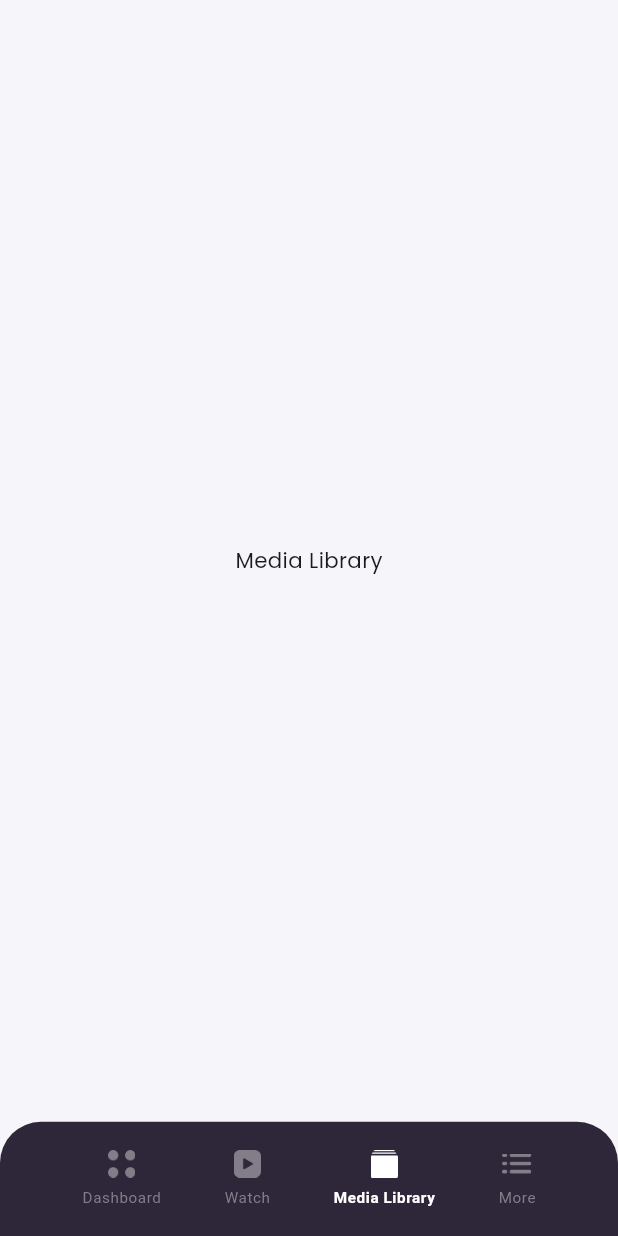
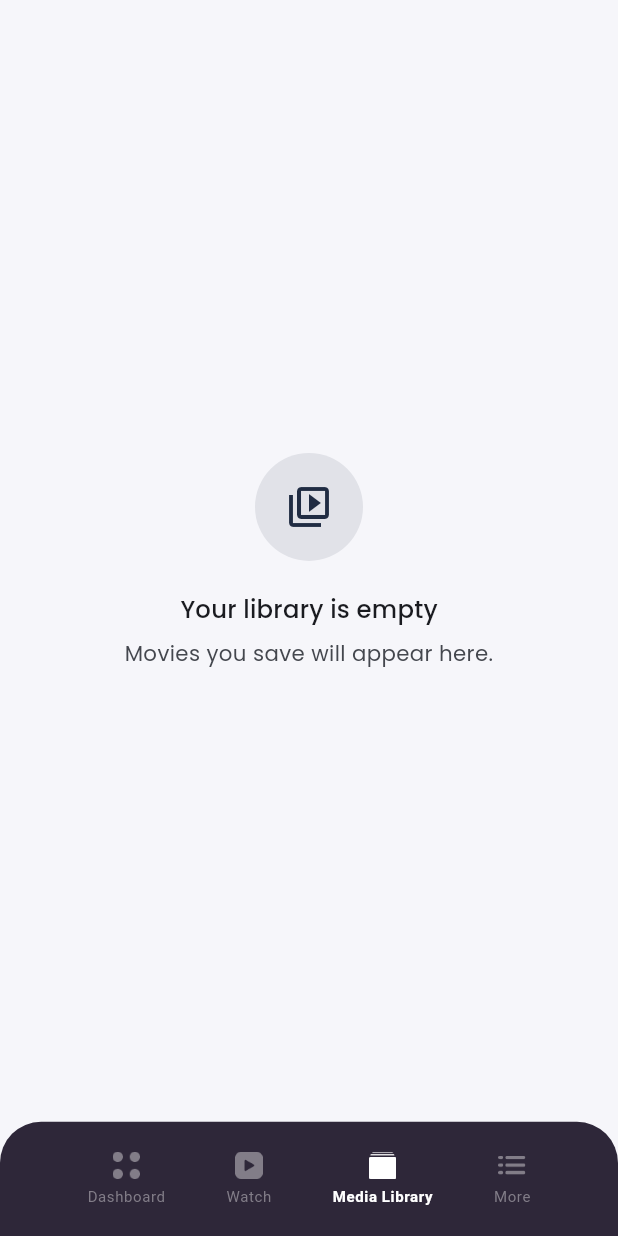
Before and after one commit to munawerdev/assignment_test_app, a Flutter app: the screen it shows after launch, item 3 of the bottom bar chosen, on a phone screen of 412 x 824 dp. Run offline on Flutter 3.47's test engine with Material 3 defaults, Android fonts, the light colour scheme and no system bars; our stand-ins replace cached_network_image, dio, flutter_bloc, flutter_screenutil, fpdart, get_it and 3 more; network calls fail.

Commit message:
Refactor dependency management by removing the permission_handler package and related imports. Update main.dart to ensure proper widget binding and enhance localization support. Simplify bottom navigation implementation by introducing AppBottomNavigationBar. Improve dashboard, media library, and more pages with AppEmptyState for better user experience. Clean up movie card widget by removing unnecessary context parameter.

```diff
--- /dev/null
+++ b/lib/core/widgets/app_empty_state.dart
@@ -0,0 +1,50 @@
+import 'package:flutter/material.dart';
+
+/// A consistent empty state for tabs that do not have content yet.
+class AppEmptyState extends StatelessWidget {
+  const AppEmptyState({
+    super.key,
+    required this.icon,
+    required this.title,
+    required this.message,
+  });
+
+  final IconData icon;
+  final String title;
+  final String message;
+
+  @override
+  Widget build(BuildContext context) {
+    final colors = Theme.of(context).colorScheme;
+    return Center(
+      child: Padding(
+        padding: const EdgeInsets.all(32),
+        child: Column(
+          mainAxisSize: MainAxisSize.min,
+          children: [
+            DecoratedBox(
+              decoration: BoxDecoration(
+                color: colors.primary.withValues(alpha: .1),
+                shape: BoxShape.circle,
+              ),
+              child: SizedBox(
+                width: 72,
+                height: 72,
+                child: Icon(icon, size: 32, color: colors.primary),
+              ),
+            ),
+            const SizedBox(height: 20),
+            Text(title, style: Theme.of(context).textTheme.titleMedium),
+            const SizedBox(height: 8),
+            Text(
+              message,
+              textAlign: TextAlign.center,
+              style: Theme.of(context).textTheme.bodyMedium
+                  ?.copyWith(color: colors.onSurfaceVariant),
+            ),
+          ],
+        ),
+      ),
+    );
+  }
+}
--- a/lib/features/bottom_nav/bottom_nav_page.dart
+++ b/lib/features/bottom_nav/bottom_nav_page.dart
@@ -1,9 +1,7 @@
-import 'package:assignment_test_app/config/theme/app_text_styles.dart';
-import 'package:assignment_test_app/core/utils/extensions.dart';
 import 'package:assignment_test_app/features/bottom_nav/bottom_nav_state.dart';
+import 'package:assignment_test_app/features/bottom_nav/widget/app_bottom_navigation_bar.dart';
 import 'package:flutter/services.dart';
 import 'package:flutter_bloc/flutter_bloc.dart';
-import 'package:flutter_screenutil/flutter_screenutil.dart';
 import 'package:material_ui/material_ui.dart';
 
 import 'bottom_nav_cubit.dart';
@@ -61,56 +59,11 @@ class _BottomNavState extends State<BottomNavPage> {
         builder: (context, state) {
           state as BottomNavState;
           return Scaffold(
-            bottomNavigationBar: Container(
-              height: 75.h,
-              padding: EdgeInsets.symmetric(horizontal: 49.w),
-              decoration: BoxDecoration(
-                color: const Color(0xff2E2739),
-                border: Border.all(style: BorderStyle.none),
-                borderRadius: BorderRadius.only(
-                  topLeft: Radius.circular(27.r),
-                  topRight: Radius.circular(27.r),
-                ),
-              ),
-              child: Row(
-                mainAxisAlignment: .spaceBetween,
-                children: List.generate(cubit.pages.length, (index) {
-                  final isSelected = state.selectedIndex == index;
-
-                  return GestureDetector(
-                    onTap: () => cubit.setSelectedIndex(index),
-                    behavior: HitTestBehavior.opaque,
-                    child: Column(
-                      mainAxisAlignment: .center,
-                      children: [
-                        Image.asset(
-                          cubit.tabIcons[index],
-                          height: 18.h,
-                          width: 18.w,
-                          color: isSelected
-                              ? Colors.white
-                              : const Color(0xff827D88),
-                        ),
-                        7.verticalSpace,
-
-                        Text(
-                          cubit.tabLabels[index],
-                          style: context.textTheme.bodySmall?.copyWith(
-                            fontSize: 10.sp,
-                            fontFamily: AppTextStyles.roboto,
-                            color: isSelected
-                                ? Colors.white
-                                : const Color(0xff827D88),
-                            fontWeight: isSelected
-                                ? FontWeight.bold
-                                : FontWeight.w400,
-                          ),
-                        ),
-                      ],
-                    ),
-                  );
-                }),
-              ),
+            bottomNavigationBar: AppBottomNavigationBar(
+              labels: cubit.tabLabels,
+              icons: cubit.tabIcons,
+              selectedIndex: state.selectedIndex,
+              onSelected: cubit.setSelectedIndex,
             ),
             body: cubit.pages.elementAt(state.selectedIndex),
           );
--- /dev/null
+++ b/lib/features/bottom_nav/widget/app_bottom_navigation_bar.dart
@@ -0,0 +1,87 @@
+import 'package:assignment_test_app/config/theme/app_text_styles.dart';
+import 'package:assignment_test_app/core/utils/extensions.dart';
+import 'package:flutter_screenutil/flutter_screenutil.dart';
+import 'package:material_ui/material_ui.dart';
+
+class AppBottomNavigationBar extends StatelessWidget {
+  const AppBottomNavigationBar({
+    super.key,
+    required this.labels,
+    required this.icons,
+    required this.selectedIndex,
+    required this.onSelected,
+  });
+
+  final List<String> labels;
+  final List<String> icons;
+  final int selectedIndex;
+  final ValueChanged<int> onSelected;
+
+  @override
+  Widget build(BuildContext context) {
+    final landscape =
+        MediaQuery.orientationOf(context) == Orientation.landscape;
+    final barHeight = landscape ? 58.0 : 75.h;
+    final horizontalPadding = landscape ? 24.0 : 49.w;
+    final iconSize = landscape ? 16.0 : 18.h;
+
+    return Container(
+      height: barHeight,
+      padding: EdgeInsets.symmetric(horizontal: horizontalPadding),
+      decoration: BoxDecoration(
+        color: const Color(0xff2E2739),
+        borderRadius: BorderRadius.only(
+          topLeft: Radius.circular(27.r),
+          topRight: Radius.circular(27.r),
+        ),
+      ),
+      child: Row(
+        mainAxisAlignment: MainAxisAlignment.spaceBetween,
+        children: List.generate(labels.length, (index) {
+          final selected = selectedIndex == index;
+          final color = selected ? Colors.white : const Color(0xff827D88);
+          return Semantics(
+            button: true,
+            selected: selected,
+            label: labels[index],
+            child: InkWell(
+              onTap: () => onSelected(index),
+              borderRadius: BorderRadius.circular(12.r),
+              child: Padding(
+                padding: EdgeInsets.symmetric(
+                  horizontal: 4.w,
+                  vertical: landscape ? 3 : 6.h,
+                ),
+                child: Column(
+                  mainAxisSize: MainAxisSize.min,
+                  children: [
+                    Image.asset(
+                      icons[index],
+                      height: iconSize,
+                      width: iconSize,
+                      color: color,
+                    ),
+                    SizedBox(height: landscape ? 3 : 5),
+                    Text(
+                      labels[index],
+                      style: context.textTheme.bodySmall?.copyWith(
+                        // Keep labels legible and stable when the short screen
+                        // dimension changes in landscape.
+                        fontSize: 10,
+                        fontFamily: AppTextStyles.roboto,
+                        color: color,
+                        fontWeight: selected
+                            ? FontWeight.bold
+                            : FontWeight.w400,
+                      ),
+                    ),
+                  ],
+                ),
+              ),
+            ),
+          );
+        }),
+      ),
+    );
+  }
+}
--- a/lib/features/dashboard/dashboard_page.dart
+++ b/lib/features/dashboard/dashboard_page.dart
@@ -1,3 +1,4 @@
+import 'package:assignment_test_app/core/widgets/app_empty_state.dart';
 import 'package:material_ui/material_ui.dart';
 
 import 'dashboard_cubit.dart';
@@ -28,6 +29,12 @@ class _DashboardState extends State<DashboardPage> {
 
   @override
   Widget build(BuildContext context) {
-    return const Scaffold(body: Center(child: Text('Daahboard')));
+    return const Scaffold(
+      body: AppEmptyState(
+        icon: Icons.movie_creation_outlined,
+        title: 'Your movie hub',
+        message: 'Browse the Watch tab to discover movies and find your next favorite.',
+      ),
+    );
   }
 }
--- a/lib/features/media_library/media_library_page.dart
+++ b/lib/features/media_library/media_library_page.dart
@@ -1,3 +1,4 @@
+import 'package:assignment_test_app/core/widgets/app_empty_state.dart';
 import 'package:material_ui/material_ui.dart';
 
 import 'media_library_cubit.dart';
@@ -22,6 +23,12 @@ class _MediaLibraryState extends State<MediaLibraryPage> {
 
   @override
   Widget build(BuildContext context) {
-    return const Scaffold(body: Center(child: Text('Media Library')));
+    return const Scaffold(
+      body: AppEmptyState(
+        icon: Icons.video_library_outlined,
+        title: 'Your library is empty',
+        message: 'Movies you save will appear here.',
+      ),
+    );
   }
 }
--- a/lib/features/more/more_page.dart
+++ b/lib/features/more/more_page.dart
@@ -1,3 +1,4 @@
+import 'package:assignment_test_app/core/widgets/app_empty_state.dart';
 import 'package:material_ui/material_ui.dart';
 
 import 'more_cubit.dart';
@@ -22,6 +23,12 @@ class _MoreState extends State<MorePage> {
 
   @override
   Widget build(BuildContext context) {
-    return const Scaffold(body: Center(child: Text('More')));
+    return const Scaffold(
+      body: AppEmptyState(
+        icon: Icons.more_horiz_rounded,
+        title: 'More features coming soon',
+        message: 'Additional settings and features will be available here.',
+      ),
+    );
   }
 }
--- a/lib/features/watch/watch_page.dart
+++ b/lib/features/watch/watch_page.dart
@@ -89,7 +89,8 @@ class _WatchState extends State<WatchPage> {
                   state as WatchState;
                   return state.response.toWidget(
                     onRetry: () => cubit.watch(),
-                    onLoading: (context) => MovieCardShimmer(landscape: landscape),
+                    onLoading: (context) =>
+                        MovieCardShimmer(landscape: landscape),
                     onCompleted: (context, data) {
                       final results = data.results ?? [];
                       if (landscape) {
@@ -98,22 +99,20 @@ class _WatchState extends State<WatchPage> {
                           physics: const NeverScrollableScrollPhysics(),
                           padding: EdgeInsets.symmetric(horizontal: 20.w),
                           itemCount: results.length,
-                          gridDelegate: SliverGridDelegateWithFixedCrossAxisCount(
-                            crossAxisCount: 2,
-                            crossAxisSpacing: 14.w,
-                            mainAxisSpacing: 14.h,
-                            childAspectRatio: 1.86,
-                          ),
+                          gridDelegate:
+                              SliverGridDelegateWithFixedCrossAxisCount(
+                                crossAxisCount: 2,
+                                crossAxisSpacing: 14.w,
+                                mainAxisSpacing: 14.h,
+                                childAspectRatio: 1.86,
+                              ),
                           itemBuilder: (context, index) {
                             final result = results[index];
                             return GestureDetector(
                               behavior: HitTestBehavior.opaque,
-                              onTap: () => cubit.goMovieDetailPage(result: result),
-                              child: MovieCard(
-                                result: result,
-                                context: context,
-                                landscape: true,
-                              ),
+                              onTap: () =>
+                                  cubit.goMovieDetailPage(result: result),
+                              child: MovieCard(result: result, landscape: true),
                             );
                           },
                         );
@@ -127,8 +126,9 @@ class _WatchState extends State<WatchPage> {
                           final result = results[index];
                           return GestureDetector(
                             behavior: HitTestBehavior.opaque,
-                            onTap: () => cubit.goMovieDetailPage(result: result),
-                            child: MovieCard(result: result, context: context),
+                            onTap: () =>
+                                cubit.goMovieDetailPage(result: result),
+                            child: MovieCard(result: result),
                           );
                         },
                         separatorBuilder: (context, index) => 20.verticalSpace,
--- a/lib/features/watch/widget/movie_card.dart
+++ b/lib/features/watch/widget/movie_card.dart
@@ -6,15 +6,9 @@ import 'package:flutter_screenutil/flutter_screenutil.dart';
 import 'package:material_ui/material_ui.dart';
 
 class MovieCard extends StatelessWidget {
-  const MovieCard({
-    super.key,
-    required this.result,
-    required this.context,
-    this.landscape = false,
-  });
+  const MovieCard({super.key, required this.result, this.landscape = false});
 
   final Result result;
-  final BuildContext context;
   final bool landscape;
 
   @override
--- a/lib/main.dart
+++ b/lib/main.dart
@@ -1,5 +1,6 @@
 import 'package:assignment_test_app/features/bottom_nav/bottom_nav_initial_params.dart';
 import 'package:assignment_test_app/features/bottom_nav/bottom_nav_page.dart';
+import 'package:flutter/widgets.dart' as widgets;
 import 'package:flutter_localizations/flutter_localizations.dart'
     as flutter_localizations;
 import 'package:flutter_screenutil/flutter_screenutil.dart';
@@ -8,9 +9,10 @@ import 'package:material_ui/material_ui.dart';
 import '/config/theme/theme_data.dart';
 import '/core/constants/global.dart';
 import '/injection_container.dart' as di;
-import '/injection_container.dart';
+import '/injection_container.dart' show getIt;
 
 Future<void> main() async {
+  widgets.WidgetsFlutterBinding.ensureInitialized();
   await di.init();
   runApp(const MyApp());
 }
@@ -23,11 +25,14 @@ class MyApp extends StatelessWidget {
     designSize: const Size(375, 812),
     minTextAdapt: true,
     splitScreenMode: true,
-    builder: (_, child) => MaterialApp(
+    builder: (_, _) => MaterialApp(
       navigatorKey: GlobalConstants.navigatorKey,
       scaffoldMessengerKey: GlobalConstants.scaffoldMessengerKey,
-      localizationsDelegates:
-          flutter_localizations.GlobalMaterialLocalizations.delegates,
+      localizationsDelegates: const [
+        flutter_localizations.GlobalMaterialLocalizations.delegate,
+        flutter_localizations.GlobalCupertinoLocalizations.delegate,
+        flutter_localizations.GlobalWidgetsLocalizations.delegate,
+      ],
       debugShowCheckedModeBanner: false,
       theme: lightTheme,
       home: BottomNavPage(cubit: getIt(param1: const BottomNavInitialParams())),
--- a/pubspec.yaml
+++ b/pubspec.yaml
@@ -43,7 +43,6 @@ dependencies:
   fpdart: ^1.2.0
   shimmer: ^4.0.0
   cached_network_image: ^4.0.1
-  permission_handler: ^13.0.2
   material_ui: ^1.4.0
   cupertino_ui: ^1.1.1
   youtube_player_flutter: ^9.1.3
```
Also changed, not shown: pubspec.lock, 2 other files.
